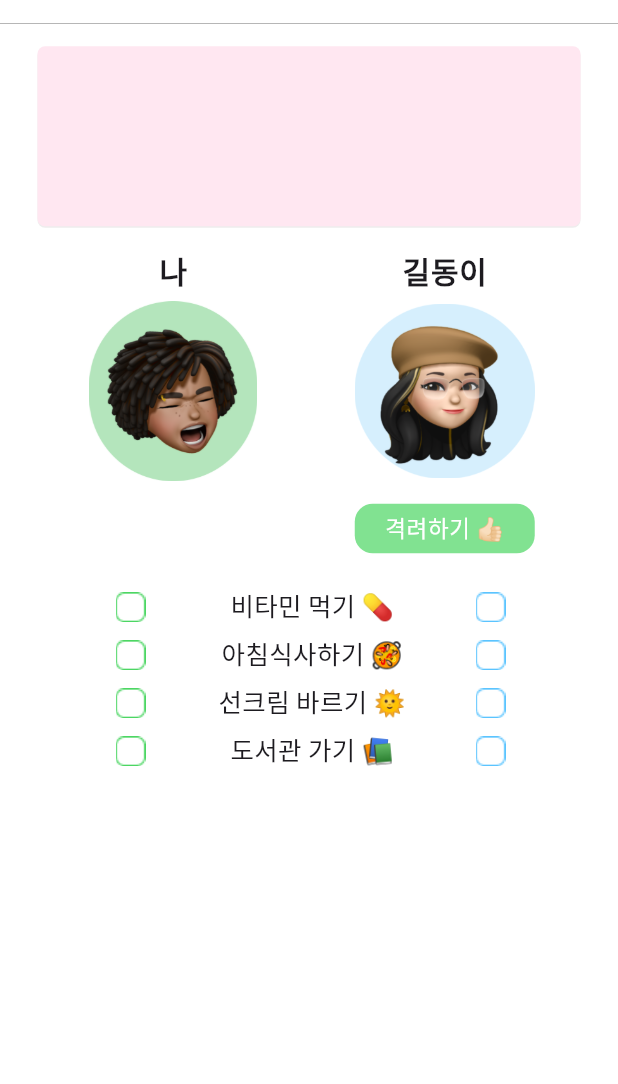
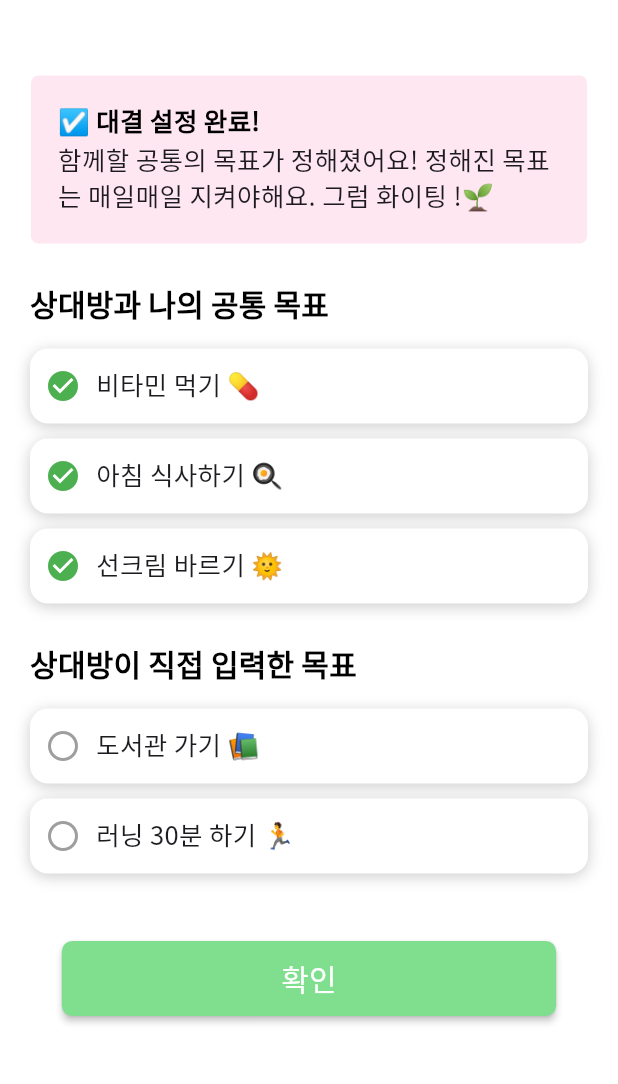
Before and after one commit to aengzu/HCI_03, a Flutter app: the BattleRequestScreen3 screen opened directly, after a tap on "확인", on a phone screen of 412 x 824 dp, the part 61-1145 px from its top. Run offline on Flutter 3.47's test engine with Material 3 defaults, Android fonts, the phone set to English and light mode, and no system bars; our stand-ins replace fl_chart, font_awesome_flutter, get, google_fonts.

Commit message:
feat: battleRequestUI 구현

```diff
--- /dev/null
+++ b/lib/controllers/task_controller.dart
@@ -0,0 +1,45 @@
+import 'package:hci_03/models/task.dart';
+import '../task_provider.dart';
+
+class TaskController {
+  // 더미 태스크 관리하는 컨트롤러인데 서버 구현하게 된다면 이 부분 수정하면 됩니다.
+  List<Task> defualtTasks = [
+    Task(title: "비타민 먹기", emoji: "💊", isChecked: true),
+    Task(title: "아침 식사하기", emoji: "🍳", isChecked: true),
+    Task(title: "선크림 바르기", emoji: "🌞", isChecked: true),
+    Task(title: "도서관 가기", emoji: "📚"),
+    Task(title: "러닝 30분 하기", emoji: "🏃"),
+    Task(title: "체육관 가기", emoji: "📚"),
+    Task(title: "러닝 20분 하기", emoji: "🏃"),
+  ];
+
+  List<Task> bothSelectedTasks = [
+    Task(title: "비타민 먹기", emoji: "💊", isChecked: true),
+    Task(title: "아침 식사하기", emoji: "🍳", isChecked: true),
+    Task(title: "선크림 바르기", emoji: "🌞", isChecked: true),
+  ];
+
+  List<Task> opponentSelectedTasks = [
+    Task(title: "도서관 가기", emoji: "📚"),
+    Task(title: "러닝 30분 하기", emoji: "🏃"),
+  ];
+
+  List<Task> getBothSelectedTasks() {
+    return bothSelectedTasks;
+  }
+
+  List<Task> getOpponentSelectedTasks() {
+    return opponentSelectedTasks;
+  }
+
+  void toggleTaskCheck(Task task) {
+    task.toggleCheck();
+  }
+
+  void saveTasks(TaskProvider taskProvider) {
+    List<Task> selectedTasks = [];
+    selectedTasks.addAll(bothSelectedTasks.where((task) => task.isChecked).toList());
+    selectedTasks.addAll(opponentSelectedTasks.where((task) => task.isChecked).toList());
+    taskProvider.setTasks(selectedTasks);
+  }
+}
--- a/lib/models/task.dart
+++ b/lib/models/task.dart
@@ -1,21 +1,20 @@
 import 'package:flutter/material.dart';
+import 'package:flutter/foundation.dart';
 
-class Task {
-  final String title;
-  final bool isChecked;
-  final String emoji;
+class Task extends ChangeNotifier {
+  // 태스크 모델입니다.
+  String title;
+  String emoji;
+  bool isChecked;
 
   Task({
     required this.title,
-    required this.isChecked,
     required this.emoji,
+    this.isChecked = false,
   });
+
+  void toggleCheck() {
+    isChecked = !isChecked;
+    notifyListeners();
+  }
 }
-
-  final List<Task> dummyTasks = [
-    Task(title: '비타민 먹기', isChecked: false, emoji: '💊'),
-    Task(title: '아침 식사하기', isChecked: true, emoji: '🔍'),
-    Task(title: '선크림 바르기', isChecked: true, emoji: '🌞'),
-    Task(title: '이불 정리하기', isChecked: true, emoji: '🛏️'),
-    Task(title: '이불 정리하기', isChecked: true, emoji: '🛏️'),
-  ];
--- a/lib/screens/battle_request/battle_request_screen1.dart
+++ b/lib/screens/battle_request/battle_request_screen1.dart
@@ -48,9 +48,8 @@ class BattleRequestScreen1 extends StatelessWidget {
                 profileImage: ImageAssets.sender,
                 bio: "저는 길동이에요",
               );
-
               // 만약 버튼을 누르면 위 더미데이터를 Provider 에 전달해서 현재 배틀 상대를 설정해뒀습니다.
-              // TODO: 다른 분들 작업하실 때 OpponentProvide 에 접근하여 현재 배틀 상대 가져올 수 있습니다. (반환값 : null or dummyOpponent)
+              // 다른 분들 작업하실 때 OpponentProvide 에 접근하여 현재 배틀 상대 가져올 수 있습니다. (반환값 : null or dummyOpponent)
               // 현재는 이름, 아이디, 프로필이미지, bio만 있지만 이를 수정하려면 friend model 코드 자체를 수정해도 됩니다.
               Provider.of<OpponentProvider>(context, listen: false).setCurrentOpponent(dummyOpponent);
 
--- a/lib/screens/battle_request/battle_request_screen3.dart
+++ b/lib/screens/battle_request/battle_request_screen3.dart
@@ -2,6 +2,7 @@ import 'package:flutter/cupertino.dart';
 import 'package:flutter/material.dart';
 import 'package:hci_03/constants/theme.dart';
 import 'package:hci_03/screens/battle/battle_screen.dart';
+import 'package:hci_03/screens/battle_request/battle_request_screen4.dart';
 import 'package:provider/provider.dart';
 import 'package:hci_03/controllers/friends_controller.dart';
 import 'package:hci_03/models/request_title.dart';
@@ -47,7 +48,7 @@ class BattleRequestScreen3 extends StatelessWidget {
               // Handle the button press
               Navigator.push(context, MaterialPageRoute(
                 builder: (context) {
-                  return BattleScreen();
+                  return BattleRequestScreen4();
                 },
               ));
             },
--- /dev/null
+++ b/lib/screens/battle_request/battle_request_screen4.dart
@@ -0,0 +1,119 @@
+import 'package:flutter/material.dart';
+import 'package:hci_03/controllers/task_controller.dart';
+import 'package:hci_03/models/friend.dart';
+import 'package:hci_03/screens/battle/battle_screen.dart';
+import 'package:hci_03/screens/components/custom_light_btn.dart';
+import 'package:hci_03/screens/components/notice_box.dart';
+import 'package:provider/provider.dart';
+import '../../constants/image_assets.dart';
+import '../../models/request_title.dart';
+import '../../models/task.dart';
+import '../../opponent_provider.dart';
+import '../../task_provider.dart';
+
+class BattleRequestScreen4 extends StatelessWidget {
+  const BattleRequestScreen4({super.key});
+
+  @override
+  Widget build(BuildContext context) {
+    Friend? currentOpponent = Provider.of<OpponentProvider>(context).currentOpponent;
+    TaskController taskController = TaskController();
+    TaskProvider taskProvider = TaskProvider();
+
+    return Scaffold(
+      appBar: AppBar(
+        title: Image.asset(ImageAssets.logo, width: 100),
+        actions: [
+          IconButton(
+            icon: Icon(Icons.settings),
+            onPressed: () {},
+          ),
+        ],
+      ),
+      body: Column(
+        children: [
+          SizedBox(height: 30),
+          Padding(
+            padding: const EdgeInsets.symmetric(horizontal: 20.0, vertical: 5),
+            child: NoticeBox(notice: dummyNotices[3]),
+          ),
+          SizedBox(height: 20),
+          _buildTaskSection("상대방과 나의 공통 목표", taskController.getBothSelectedTasks(), taskController, context),
+          SizedBox(height: 20),
+          _buildTaskSection("상대방이 직접 입력한 목표", taskController.getOpponentSelectedTasks(), taskController, context),
+          SizedBox(height: 40),
+          CustomButtonLight(
+            label: '확인',
+            onPressed: () {
+              // Provider 가 관리하는 최종 태스크 목록에 체크된 애들 저장하기
+              taskController.saveTasks(taskProvider);
+              // 저장 잘 됐는 지 테스트
+              print('체크된 테스크들');
+              print(taskProvider.tasks.map((e) => e.title));
+              // 배틀 화면으로 이동
+              Navigator.push(context, MaterialPageRoute(
+                builder: (context) {
+                  return BattleScreen();
+                },
+              ));
+            },
+          ),
+        ],
+      ),
+    );
+  }
+
+  Widget _buildTaskSection(String title, List<Task> tasks, TaskController taskController, BuildContext context) {
+    return Column(
+      crossAxisAlignment: CrossAxisAlignment.start,
+      children: [
+        Padding(
+          padding: const EdgeInsets.symmetric(horizontal: 20.0),
+          child: Text(title, style: Theme.of(context).textTheme.titleMedium),
+        ),
+        SizedBox(height: 10),
+        ...tasks.map((task) => _buildTaskItem(task, taskController, context)).toList(),
+      ],
+    );
+  }
+
+  Widget _buildTaskItem(Task task, TaskController taskController, BuildContext context) {
+    return Padding(
+      padding: const EdgeInsets.symmetric(horizontal: 20.0, vertical: 5),
+      child: Container(
+        padding: EdgeInsets.symmetric(horizontal: 10.0),
+        height: 50,
+        decoration: BoxDecoration(
+          color: Colors.white,
+          borderRadius: BorderRadius.circular(12),
+          boxShadow: [
+            BoxShadow(
+              color: Colors.black.withOpacity(0.2),
+              blurRadius: 8,
+              offset: Offset(0, 2),
+            ),
+          ],
+        ),
+        child: Row(
+          children: [
+            GestureDetector(
+              onTap: () {
+                Provider.of<TaskProvider>(context, listen: false).toggleTaskCheck(task);
+              },
+              child: Consumer<TaskProvider>(
+                builder: (context, taskProvider, child) {
+                  return Icon(
+                    task.isChecked ? Icons.check_circle : Icons.radio_button_unchecked,
+                    color: task.isChecked ? Colors.green : Colors.grey,
+                  );
+                },
+              ),
+            ),
+            SizedBox(width: 10),
+            Text(task.title + " " + task.emoji),
+          ],
+        ),
+      ),
+    );
+  }
+}
--- a/lib/screens/myfriend/components/friend_container.dart
+++ b/lib/screens/myfriend/components/friend_container.dart
@@ -10,7 +10,7 @@ class FriendContainer extends StatelessWidget {
     required this.friend,
   }) : super(key: key);
 
-  final Friend friend; // 채팅 메시지 객체 선언
+  final Friend friend; // 친구 객체 설정
 
   @override
   Widget build(BuildContext context) {
--- a/lib/screens/myfriend/components/friends_body.dart
+++ b/lib/screens/myfriend/components/friends_body.dart
@@ -40,7 +40,7 @@ class FriendsBody extends StatelessWidget {
                         title: '친구 추가',
                         hintText: '친구의 아이디를 입력하세요',
                         onConfirm: (friendId) {
-                             // 추가로직 구현
+                             // TODO: 친구 추가로직 구현
                         },
                       );
                     },
```
Also changed, not shown: lib/main.dart (+7 -2 lines), lib/screens/battle_request/battle_request_screen2.dart (+7 -5 lines), lib/screens/battle_request/components/task_container.dart (+11 -16 lines), lib/screens/battle_request/components/task_item.dart (+21 -4 lines), lib/task_provider.dart (added, +27 -0 lines).
